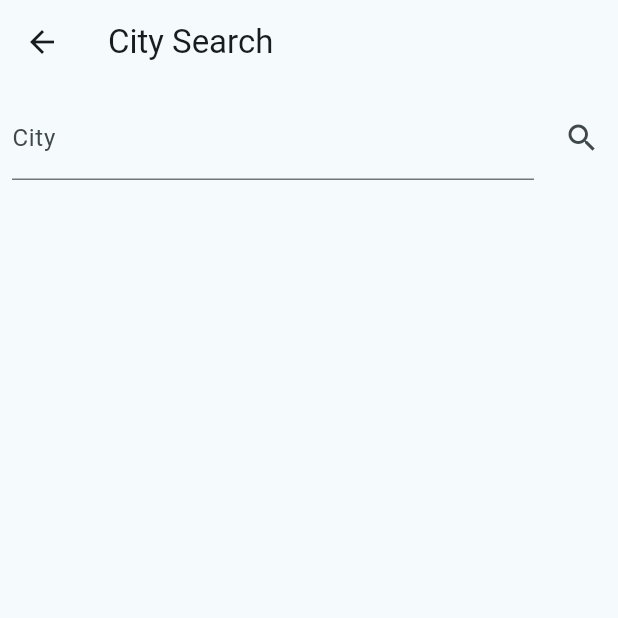
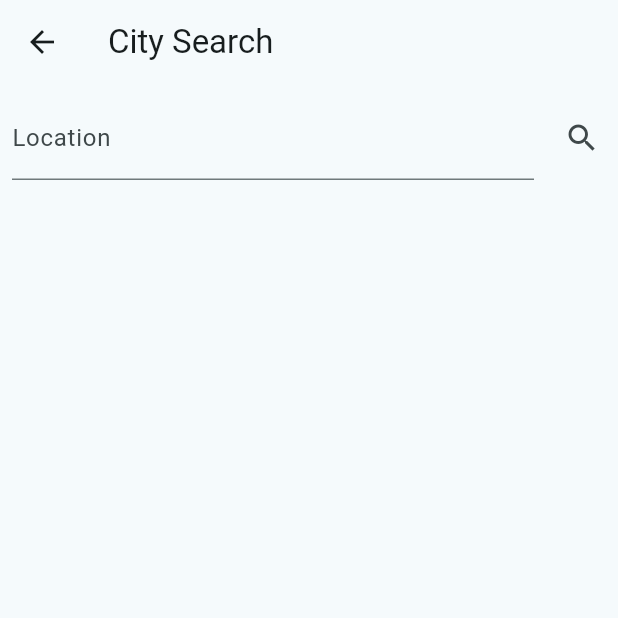
Before and after one commit to catidkarrel/flutter_weather, a Flutter app: the screen it shows after launch, after a tap on the "search" icon, on a phone screen of 412 x 824 dp, the top half of it. Run offline on Flutter 3.47's test engine with Material 3 defaults, Android fonts, the phone set to English and light mode, and no system bars; our stand-ins replace bloc, equatable, flutter_bloc, geocoding, geolocator, hydrated_bloc; generated files the repository leaves out were written again.

Commit message:
add comments

```diff
--- a/flutter_sample/lib/search/view/search_page.dart
+++ b/flutter_sample/lib/search/view/search_page.dart
@@ -1,44 +1,55 @@
 import 'package:flutter/material.dart';
 
+/// Class definition for search page
 class SearchPage extends StatefulWidget {
+  /// Private constructor for search page
   const SearchPage._();
 
+  /// Route for search page
   static Route<String> route() {
     return MaterialPageRoute(builder: (_) => const SearchPage._());
   }
 
+  /// State for search page
   @override
   State<SearchPage> createState() => _SearchPageState();
 }
 
+/// State for search page
 class _SearchPageState extends State<SearchPage> {
+  /// Text controller for search page
   final TextEditingController _textController = TextEditingController();
 
+  /// Text for search page
   String get _text => _textController.text;
 
+  /// Dispose method for search page
   @override
   void dispose() {
     _textController.dispose();
     super.dispose();
   }
 
+  /// Build method for search page
   @override
   Widget build(BuildContext context) {
     return Scaffold(
       appBar: AppBar(title: const Text('City Search')),
       body: Row(
         children: [
+          /// Expanded text field for search page
           Expanded(child: Padding(
             padding: const EdgeInsets.all(8),
             child: TextField(
               controller: _textController,
               decoration: const InputDecoration(
-                labelText: 'City',
+                labelText: 'Location',
                 hintText: 'Tokyo',
               ),
             ),
           ),
           ),
+          /// Search button for search page
           IconButton(
             key: const Key('searchPage_search_iconButton'),
             icon: const Icon(Icons.search, semanticLabel: 'Submit'),
--- a/flutter_sample/lib/settings/view/settings_page.dart
+++ b/flutter_sample/lib/settings/view/settings_page.dart
@@ -15,19 +15,24 @@ class SettingsPage extends StatelessWidget {
   @override
   Widget build(BuildContext context) {
     return Scaffold(
+      /// App bar with title
       appBar: AppBar(title: const Text('Settings')),
+      /// List view of settings
       body: ListView(
         children: <Widget>[
           BlocBuilder<WeatherCubit, WeatherState>(
+            /// Build when temperature units change
             buildWhen: (previous, current) =>
               previous.temperatureUnits != current.temperatureUnits,
             builder: (context, state) {
+              /// List tile for temperature units
               return ListTile(
                 title: const Text('Temperature Units'),
                 isThreeLine: true,
                 subtitle: const Text(
                   'Use metric measurements for temperature units.',
                 ),
+                /// Switch view for temperature units
                 trailing: Switch(
                   value: state.temperatureUnits.isCelsius,
                   onChanged: (_) => context.read<WeatherCubit>().toggleUnits(),
--- a/flutter_sample/lib/weather/view/weather_page.dart
+++ b/flutter_sample/lib/weather/view/weather_page.dart
@@ -12,15 +12,18 @@ class WeatherPage extends StatelessWidget {
   Widget build(BuildContext context) {
     return Scaffold(
       extendBodyBehindAppBar: true,
+      /// App bar with settings button
       appBar: AppBar(
         actions: [
           IconButton(
             icon: const Icon(Icons.settings),
             onPressed: () => Navigator.of(context).push<void>(
+              /// Route to settings page
               SettingsPage.route(),
             ))
         ],
       ),
+      /// Body of weather page
       body: Center(
         child: BlocBuilder<WeatherCubit, WeatherState>(
           builder: (context, state) {
@@ -39,10 +42,13 @@ class WeatherPage extends StatelessWidget {
           }
         ),
       ),
+      /// Floating action button for searching city
       floatingActionButton: FloatingActionButton(
         child: const Icon(Icons.search, semanticLabel: 'Search'),
         onPressed: () async {
-          final city = await Navigator.of(context).push(SearchPage.route());
+          final city = await Navigator.of(context).push(
+            /// Route to search page
+            SearchPage.route());
           if (!context.mounted) return;
           await context.read<WeatherCubit>().fetchWeather(city);
         },
```
Also changed, not shown: flutter_sample/lib/weather/cubit/weather_cubit.dart (+12 -0 lines), flutter_sample/lib/weather/cubit/weather_state.dart (+11 -0 lines).
